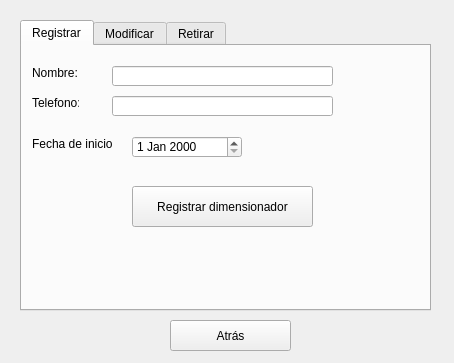
Qt form gestionar_dimensionador.ui (Huber-Ticona/SAGOT_personal_area) before a commit.
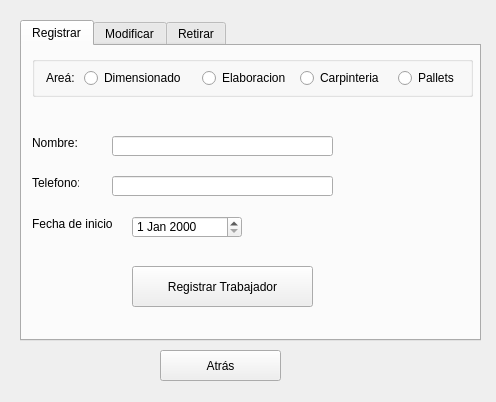
The same form after that commit.

Patch:
```diff
--- a/gestionar_dimensionador.ui
+++ b/gestionar_dimensionador.ui
@@ -6,8 +6,8 @@
    <rect>
     <x>0</x>
     <y>0</y>
-    <width>454</width>
-    <height>363</height>
+    <width>496</width>
+    <height>402</height>
    </rect>
   </property>
   <property name="windowTitle">
@@ -18,8 +18,8 @@
     <rect>
      <x>20</x>
      <y>20</y>
-     <width>411</width>
-     <height>291</height>
+     <width>461</width>
+     <height>321</height>
     </rect>
    </property>
    <property name="currentIndex">
@@ -33,7 +33,7 @@
      <property name="geometry">
       <rect>
        <x>10</x>
-       <y>20</y>
+       <y>90</y>
        <width>47</width>
        <height>13</height>
       </rect>
@@ -46,7 +46,7 @@
      <property name="geometry">
       <rect>
        <x>10</x>
-       <y>50</y>
+       <y>130</y>
        <width>47</width>
        <height>13</height>
       </rect>
@@ -59,7 +59,7 @@
      <property name="geometry">
       <rect>
        <x>90</x>
-       <y>20</y>
+       <y>90</y>
        <width>221</width>
        <height>20</height>
       </rect>
@@ -69,7 +69,7 @@
      <property name="geometry">
       <rect>
        <x>90</x>
-       <y>50</y>
+       <y>130</y>
        <width>221</width>
        <height>20</height>
       </rect>
@@ -79,7 +79,7 @@
      <property name="geometry">
       <rect>
        <x>10</x>
-       <y>90</y>
+       <y>170</y>
        <width>81</width>
        <height>16</height>
       </rect>
@@ -92,7 +92,7 @@
      <property name="geometry">
       <rect>
        <x>110</x>
-       <y>90</y>
+       <y>170</y>
        <width>110</width>
        <height>22</height>
       </rect>
@@ -102,15 +102,98 @@
      <property name="geometry">
       <rect>
        <x>110</x>
-       <y>140</y>
+       <y>220</y>
        <width>181</width>
        <height>41</height>
       </rect>
      </property>
      <property name="text">
-      <string>Registrar dimensionador</string>
+      <string>Registrar Trabajador</string>
      </property>
     </widget>
+    <widget class="QGroupBox" name="groupBox_2">
+     <property name="geometry">
+      <rect>
+       <x>10</x>
+       <y>10</y>
+       <width>441</width>
+       <height>41</height>
+      </rect>
+     </property>
+     <property name="title">
+      <string/>
+     </property>
+     <layout class="QHBoxLayout" name="horizontalLayout_3">
+      <item>
+       <widget class="QLabel" name="label_13">
+        <property name="maximumSize">
+         <size>
+          <width>30</width>
+          <height>16777215</height>
+         </size>
+        </property>
+        <property name="cursor">
+         <cursorShape>CrossCursor</cursorShape>
+        </property>
+        <property name="text">
+         <string>Areá:</string>
+        </property>
+       </widget>
+      </item>
+      <item>
+       <widget class="QRadioButton" name="r_dim">
+        <property name="maximumSize">
+         <size>
+          <width>110</width>
+          <height>16777215</height>
+         </size>
+        </property>
+        <property name="text">
+         <string>Dimensionado</string>
+        </property>
+       </widget>
+      </item>
+      <item>
+       <widget class="QRadioButton" name="r_elab">
+        <property name="maximumSize">
+         <size>
+          <width>90</width>
+          <height>16777215</height>
+         </size>
+        </property>
+        <property name="text">
+         <string>Elaboracion</string>
+        </property>
+       </widget>
+      </item>
+      <item>
+       <widget class="QRadioButton" name="r_carp">
+        <property name="maximumSize">
+         <size>
+          <width>90</width>
+          <height>16777215</height>
+         </size>
+        </property>
+        <property name="text">
+         <string>Carpinteria</string>
+        </property>
+       </widget>
+      </item>
+      <item>
+       <widget class="QRadioButton" name="r_pall">
+        <property name="maximumSize">
+         <size>
+          <width>60</width>
+          <height>16777215</height>
+         </size>
+        </property>
+        <property name="text">
+         <string>Pallets</string>
+        </property>
+       </widget>
+      </item>
+     </layout>
+    </widget>
    </widget>
    <widget class="QWidget" name="tab_3">
     <attribute name="title">
@@ -316,8 +399,8 @@
   <widget class="QPushButton" name="btn_atras">
    <property name="geometry">
     <rect>
-     <x>170</x>
-     <y>320</y>
+     <x>160</x>
+     <y>350</y>
      <width>121</width>
      <height>31</height>
     </rect>
```
Left out of the diff: 174 changed lines with no effect on the pictures.
